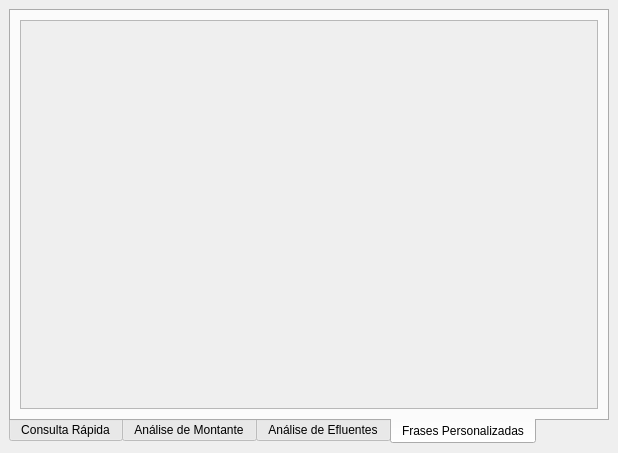
zyngra/IatTeste, file iat_teste_dockwidget_base.ui: the form before one commit.
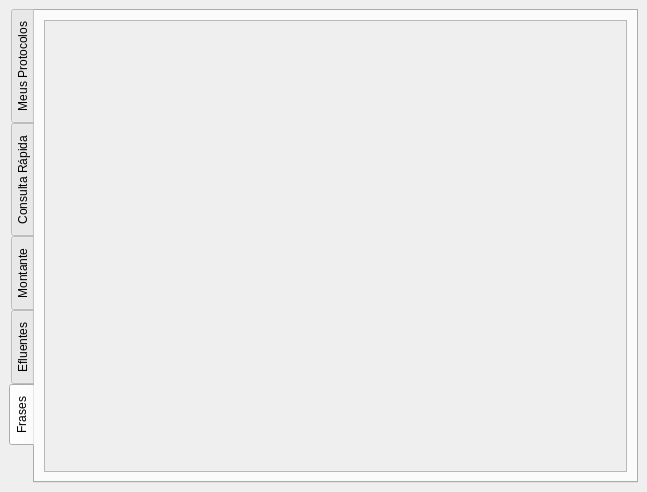
The form after the commit. The open tabs and pages were chosen to show the change. Custom widgets are drawn as their Qt base class.

Diff of the .ui file:
```diff
--- a/iat_teste_dockwidget_base.ui
+++ b/iat_teste_dockwidget_base.ui
@@ -6,8 +6,8 @@
    <rect>
     <x>0</x>
     <y>0</y>
-    <width>618</width>
-    <height>453</height>
+    <width>647</width>
+    <height>492</height>
    </rect>
   </property>
   <property name="windowTitle">
@@ -18,7 +18,7 @@
     <item row="2" column="0">
      <widget class="QTabWidget" name="tabWidget">
       <property name="tabPosition">
-       <enum>QTabWidget::South</enum>
+       <enum>QTabWidget::West</enum>
       </property>
       <property name="tabShape">
        <enum>QTabWidget::Rounded</enum>
@@ -44,6 +44,11 @@
       <property name="tabBarAutoHide">
        <bool>true</bool>
       </property>
+      <widget class="QWidget" name="tab_2">
+       <attribute name="title">
+        <string>Meus Protocolos</string>
+       </attribute>
+      </widget>
       <widget class="QWidget" name="tab_3">
        <attribute name="title">
         <string>Consulta Rápida</string>
@@ -117,7 +122,7 @@
       </widget>
       <widget class="QWidget" name="tab_4">
        <attribute name="title">
-        <string>Análise de Montante</string>
+        <string>Montante</string>
        </attribute>
        <layout class="QGridLayout" name="gridLayout_3">
         <item row="19" column="0" colspan="5">
@@ -461,7 +466,7 @@
         <bool>true</bool>
        </property>
        <attribute name="title">
-        <string>Análise de Efluentes</string>
+        <string>Efluentes</string>
        </attribute>
        <layout class="QGridLayout" name="gridLayout_4">
         <item row="1" column="0" colspan="2">
@@ -616,7 +621,7 @@
       </widget>
       <widget class="QWidget" name="tab_6">
        <attribute name="title">
-        <string>Frases Personalizadas</string>
+        <string>Frases</string>
        </attribute>
        <layout class="QGridLayout" name="gridLayout_7">
         <item row="0" column="0">
@@ -629,8 +634,8 @@
             <rect>
              <x>0</x>
              <y>0</y>
-             <width>576</width>
-             <height>365</height>
+             <width>578</width>
+             <height>431</height>
             </rect>
            </property>
            <layout class="QVBoxLayout" name="verticalLayout"/>
```
